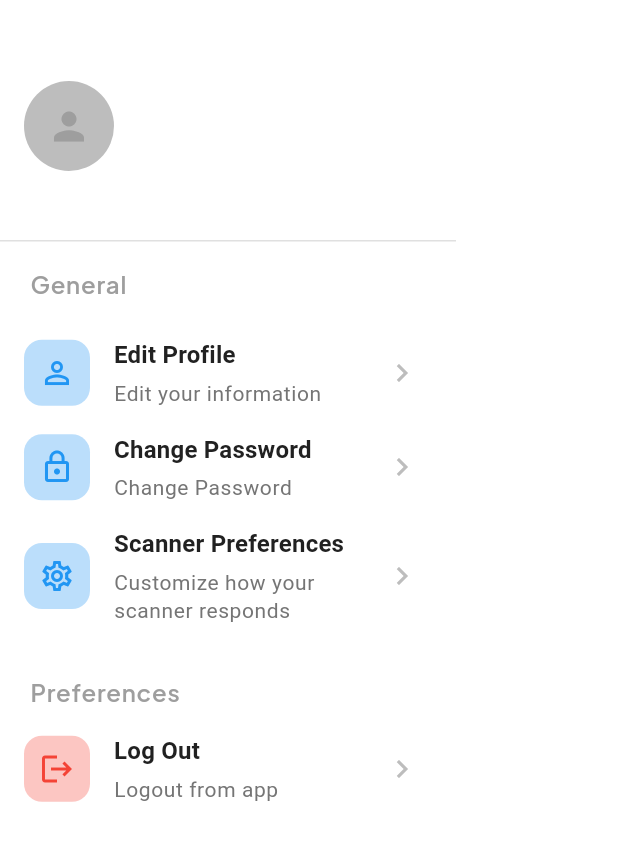
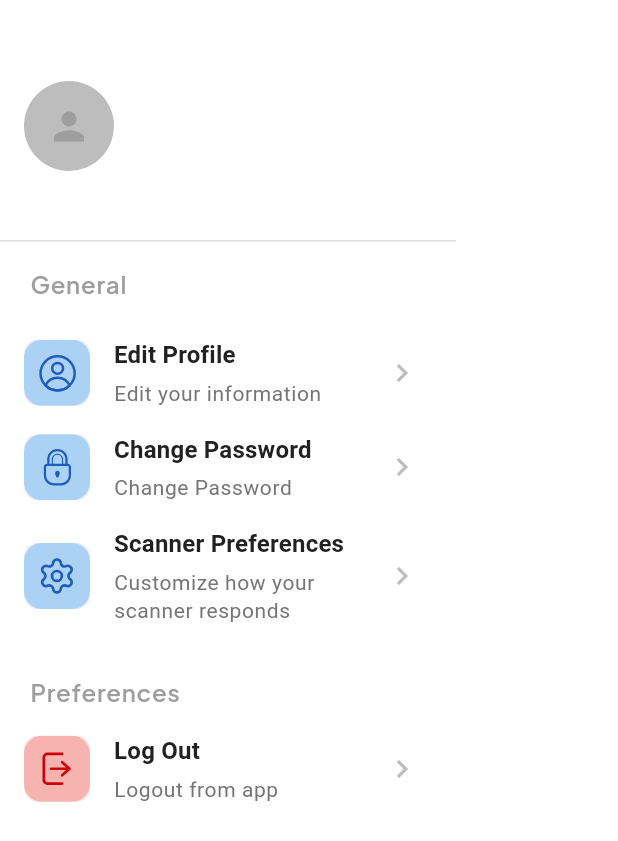
Before and after one commit to axcert/TKX-Ticketing-Mobile, a Flutter app: the SideMenu widget shown alone on an empty page, opened directly, on a phone screen of 412 x 824 dp. Shown: the top 841 px of the screen. Run offline on Flutter 3.47's test engine with Material 3 defaults, Android fonts, the phone set to English and light mode, and no system bars; our stand-ins replace audioplayers, connectivity_plus, dio, flutter_blue_plus, flutter_svg, get and 5 more; missing offline and left inert: mobile_scanner; accounts and stored records are empty; network calls fail; project files that could hold a hidden picture were left out.

Commit message:
fix(UI) : update the drawer Icons

```diff
--- a/lib/config/app_config.dart
+++ b/lib/config/app_config.dart
@@ -36,6 +36,8 @@ class AppConfig {
   static const String eventStastics =
       '/events/{event_id}/stats/realtime-checkin';
 
+  static const String scanhistory = '/events/{event_id}/scan-history';
+
   // Ticket Endpoints
   static const String ticketsEndpoint = '/tickets';
   static const String validateTicketEndpoint = '/tickets/validate';
--- a/lib/screens/home/side_menu.dart
+++ b/lib/screens/home/side_menu.dart
@@ -1,4 +1,5 @@
 import 'package:flutter/material.dart';
+import 'package:flutter_svg/flutter_svg.dart';
 import 'package:mobile_app/config/app_theme.dart';
 import 'package:mobile_app/providers/auth_provider.dart';
 import 'package:mobile_app/providers/event_provider.dart';
@@ -92,8 +93,7 @@ class _SideMenuState extends State<SideMenu> {
           // Edit Profile
           _buildMenuItem(
             context: context,
-            icon: Icons.person_outline,
-
+            icon: 'edit_profile.svg',
             title: 'Edit Profile',
             subtitle: 'Edit your information',
             onTap: () {
@@ -110,7 +110,7 @@ class _SideMenuState extends State<SideMenu> {
           // Change Password
           _buildMenuItem(
             context: context,
-            icon: Icons.lock_outline,
+            icon: 'change_password.svg',
 
             title: 'Change Password',
             subtitle: 'Change Password',
@@ -128,7 +128,7 @@ class _SideMenuState extends State<SideMenu> {
           // Scanner Preferences
           _buildMenuItem(
             context: context,
-            icon: Icons.settings_outlined,
+            icon: 'setting.svg',
             title: 'Scanner Preferences',
             subtitle: 'Customize how your scanner responds',
             onTap: () {
@@ -166,7 +166,7 @@ class _SideMenuState extends State<SideMenu> {
           // Log Out
           _buildMenuItem(
             context: context,
-            icon: Icons.logout,
+            icon: 'log_out.svg',
             iconColor: AppColors.error,
             iconBgColor: AppColors.error.withOpacity(0.3),
             title: 'Log Out',
@@ -259,7 +259,7 @@ class _SideMenuState extends State<SideMenu> {
 
   Widget _buildMenuItem({
     required BuildContext context,
-    required IconData icon,
+    required String icon,
     Color? iconColor,
     Color? iconBgColor,
     required String title,
@@ -278,7 +278,11 @@ class _SideMenuState extends State<SideMenu> {
               color: iconBgColor ?? AppColors.primaryLight,
               borderRadius: BorderRadius.circular(12),
             ),
-            child: Icon(icon, color: iconColor ?? AppColors.primary, size: 24),
+            child: SvgPicture.asset(
+              'assets/icons/$icon',
+              width: 24,
+              height: 24,
+            ),
           ),
 
       // Title and Subtitle
--- a/pubspec.yaml
+++ b/pubspec.yaml
@@ -70,6 +70,10 @@ flutter:
   assets:
     - assets/invalid.mp3
     - assets/
+    - assets/icons/setting.svg
+    - assets/icons/log_out.svg
+    - assets/icons/change_password.svg
+    - assets/icons/edit_profile.svg
   # The following line ensures that the Material Icons font is
   # included with your application, so that you can use the icons in
   # the material Icons class.
```
Also changed, not shown: assets/icons/change_password.svg (added), assets/icons/edit_profile.svg (added), assets/icons/log_out.svg (added), assets/icons/setting.svg (added), assets/ticket_not_available.svg (added).
